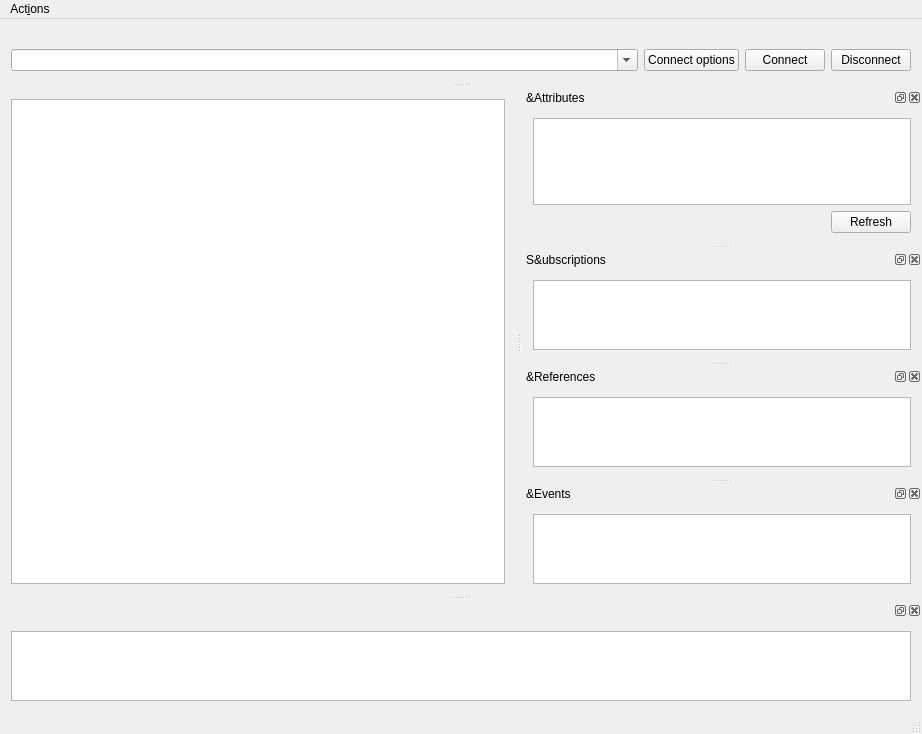
The window that uaclient/mainwindow_ui.ui (FreeOpcUa/opcua-client-gui) describes before a commit, drawn with Qt 5.
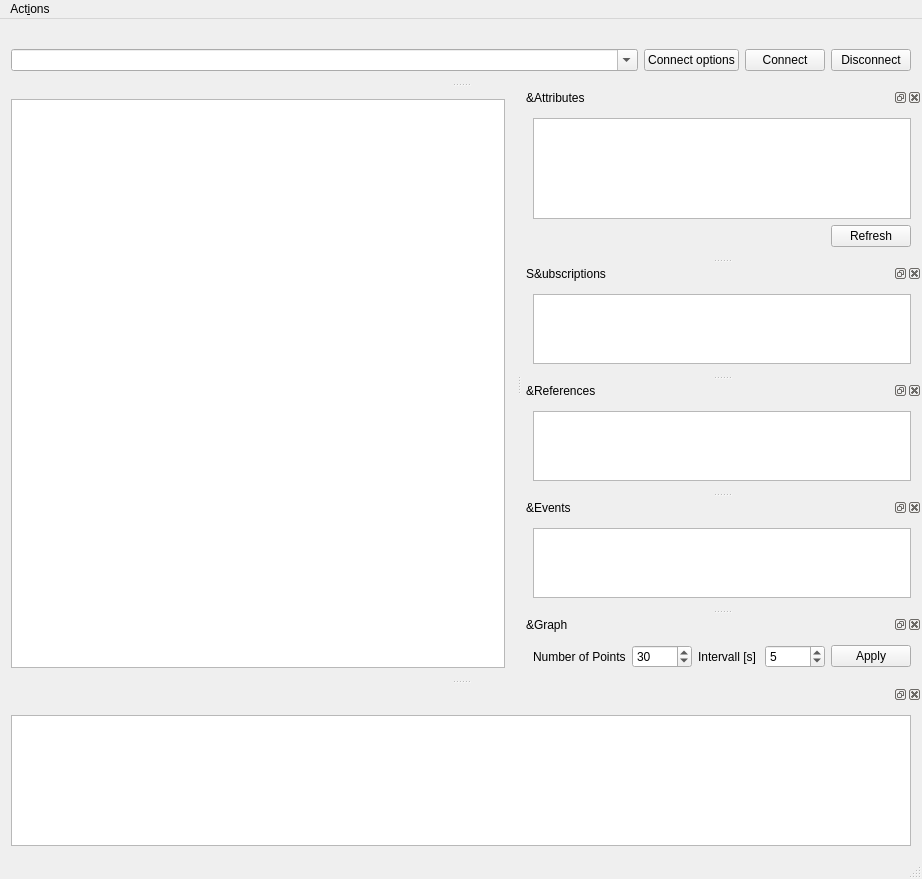
The same window after the commit. Icons and pictures are not drawn.

Commit message:
adds GraphWidget to continously poll nodes and plot the values using pyqtgraph (#25)
* adds GraphWidget to continously poll nodes and plot the values using pyqtgraph

* moves graphwidget to its own file, minor cleanups concerning pr comments

Patch:
```diff
--- a/uaclient/mainwindow_ui.ui
+++ b/uaclient/mainwindow_ui.ui
@@ -7,7 +7,7 @@
     <x>0</x>
     <y>0</y>
     <width>922</width>
-    <height>692</height>
+    <height>879</height>
    </rect>
   </property>
   <property name="windowTitle">
@@ -89,7 +89,7 @@
    <property name="minimumSize">
     <size>
      <width>400</width>
-     <height>156</height>
+     <height>170</height>
     </size>
    </property>
    <property name="windowTitle">
@@ -344,6 +344,73 @@
     </layout>
    </widget>
   </widget>
+  <widget class="QDockWidget" name="graphDockWidget">
+   <property name="windowTitle">
+    <string>&amp;Graph</string>
+   </property>
+   <attribute name="dockWidgetArea">
+    <number>2</number>
+   </attribute>
+   <widget class="QWidget" name="dockWidgetContents_6">
+    <layout class="QGridLayout" name="gridLayout_7">
+     <item row="0" column="0">
+      <layout class="QVBoxLayout" name="graphLayout">
+       <item>
+        <layout class="QHBoxLayout" name="horizontalLayout">
+         <item>
+          <widget class="QLabel" name="labelNumberOfPoints">
+           <property name="text">
+            <string>Number of Points</string>
+           </property>
+          </widget>
+         </item>
+         <item>
+          <widget class="QSpinBox" name="spinBoxNumberOfPoints">
+           <property name="minimum">
+            <number>10</number>
+           </property>
+           <property name="maximum">
+            <number>100</number>
+           </property>
+           <property name="value">
+            <number>30</number>
+           </property>
+          </widget>
+         </item>
+         <item>
+          <widget class="QLabel" name="labelIntervall">
+           <property name="text">
+            <string>Intervall [s]</string>
+           </property>
+          </widget>
+         </item>
+         <item>
+          <widget class="QSpinBox" name="spinBoxIntervall">
+           <property name="minimum">
+            <number>1</number>
+           </property>
+           <property name="maximum">
+            <number>3600</number>
+           </property>
+           <property name="value">
+            <number>5</number>
+           </property>
+          </widget>
+         </item>
+         <item>
+          <widget class="QPushButton" name="buttonApply">
+           <property name="text">
+            <string>Apply</string>
+           </property>
+          </widget>
+         </item>
+        </layout>
+       </item>
+      </layout>
+     </item>
+    </layout>
+   </widget>
+  </widget>
   <action name="actionConnect">
    <property name="text">
     <string>&amp;Connect</string>
```
Left out of the diff: 24 changed lines with no effect on the pictures. The commit also changes 3 other files.
